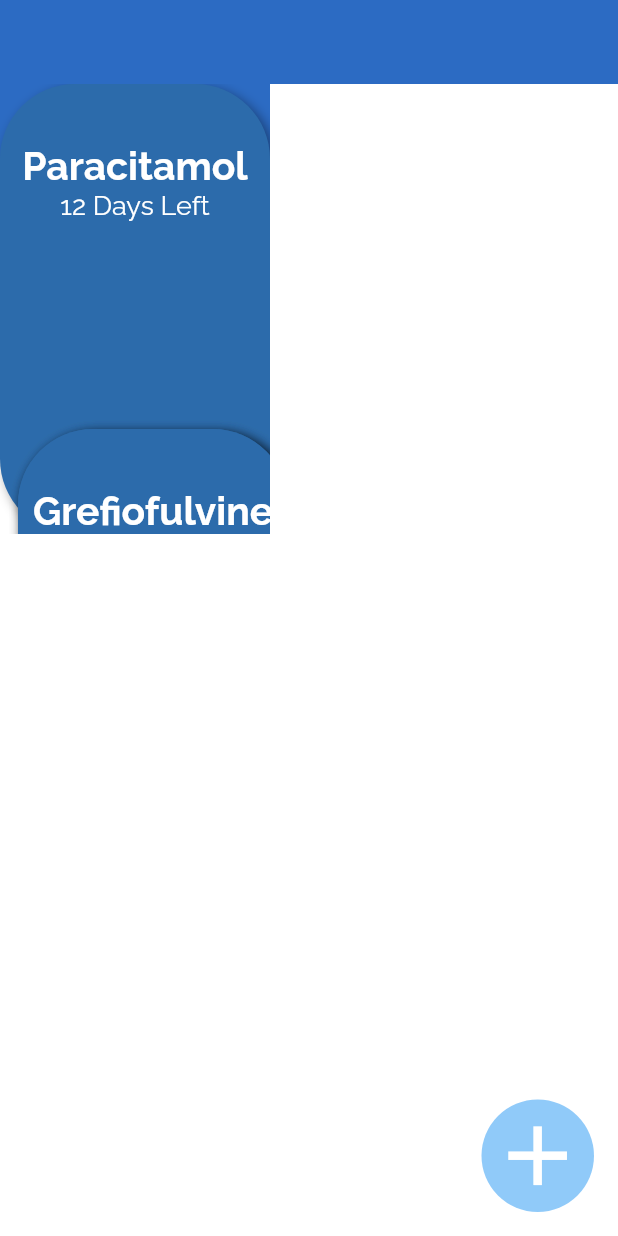
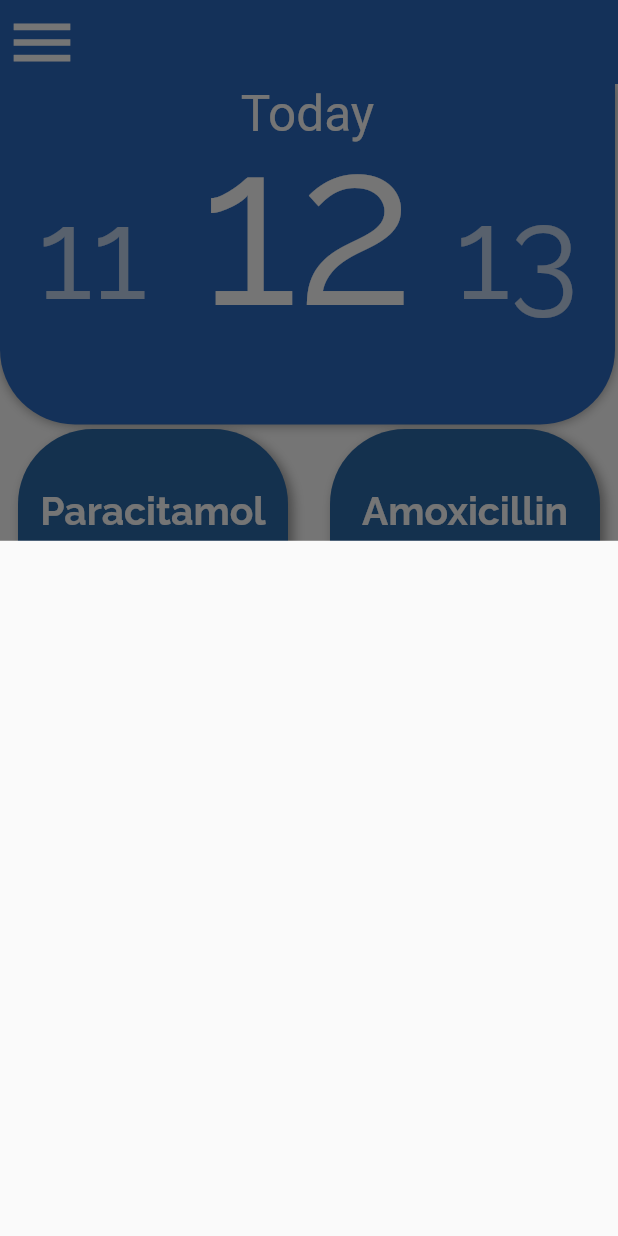
Before and after one commit to itsSandanuK/Project_Keptcription, a Flutter app: the screen it shows after launch, after a tap on the "add" icon, on a phone screen of 412 x 824 dp. Run offline on Flutter 3.47's test engine with Material 2 defaults, Android fonts, the phone set to English and light mode, and no system bars; Roboto replaces fonts that are missing (Raleway_SemiBold).

Commit message:
App bar date and menu button

```diff
--- a/lib/main.dart
+++ b/lib/main.dart
@@ -20,11 +20,17 @@ class _KeptCriptionState extends State<KeptCription> {
     return Scaffold(
       backgroundColor: Colors.white,
       appBar: AppBar(
-        title: Text(
-          " ",
-          style: TextStyle(color: Colors.white),
+        leading: Align(
+          alignment: Alignment(-0.00001, 0),
+          child: GestureDetector(
+            onTap: () {},
+            child: Icon(
+              Icons.menu,
+              color: Colors.white,
+              size: 50.0,
             ),
-        centerTitle: true,
+          ),
+        ),
         backgroundColor: Color.fromRGBO(44, 107, 195, 1),
         elevation: 0.0,
       ),
@@ -36,6 +42,58 @@ class _KeptCriptionState extends State<KeptCription> {
               child: Container(
                 width: 410.0,
                 height: 227.0,
+                child: Stack(children: <Widget>[
+                  Align(
+                    alignment: Alignment(0.00, -0.75),
+                    child: Text(
+                      "12",
+                      style: TextStyle(
+                        fontFamily: 'Raleway',
+                        color: Colors.white,
+                        fontSize: 150.0,
+                      ),
+                    ),
+                  ),
+                  Align(
+                    alignment: Alignment.topCenter,
+                    child: Text(
+                      "Today",
+                      style: TextStyle(
+                        fontFamily: 'Raleway_SemiBold',
+                        color: Colors.white,
+                        fontSize: 33.0,
+                      ),
+                    ),
+                  ),
+                  Opacity(
+                    opacity: 0.70,
+                    child: Align(
+                      alignment: Alignment(-0.85, 0.0009),
+                      child: Text(
+                        "11",
+                        style: TextStyle(
+                          fontFamily: 'Raleway',
+                          color: Colors.white,
+                          fontSize: 85.0,
+                        ),
+                      ),
+                    ),
+                  ),
+                  Opacity(
+                    opacity: 0.70,
+                    child: Align(
+                      alignment: Alignment(0.85, -0.0001),
+                      child: Text(
+                        "13",
+                        style: TextStyle(
+                          fontFamily: 'Raleway',
+                          color: Colors.white,
+                          fontSize: 85.0,
+                        ),
+                      ),
+                    ),
+                  ),
+                ]),
                 decoration: BoxDecoration(
                   color: Color.fromRGBO(44, 107, 195, 1),
                   borderRadius: BorderRadius.only(
@@ -50,9 +108,7 @@ class _KeptCriptionState extends State<KeptCription> {
                   ],
                 ),
               )),
-          SingleChildScrollView(
-            child: Container(
-              child: Positioned(
+          Positioned(
             //First Container
             top: 230.0,
             left: 12.0,
@@ -75,6 +131,8 @@ class _KeptCriptionState extends State<KeptCription> {
                 ),
                 Positioned(
                   top: 70.0,
+                  child: Opacity(
+                    opacity: 0.80,
                     child: Text(
                       "12 Days Left",
                       style: TextStyle(
@@ -83,6 +141,7 @@ class _KeptCriptionState extends State<KeptCription> {
                         fontSize: 18.0,
                       ),
                       textAlign: TextAlign.center,
+                    ),
                   ),
                 )
               ]),
@@ -103,12 +162,10 @@ class _KeptCriptionState extends State<KeptCription> {
               ),
             ),
           ),
-            ),
-          ),
           Positioned(
             //Second Container
             top: 230.0,
-            left: 12.0,
+            right: 12.0,
             child: Container(
               width: 180.0,
               height: 300.0,
@@ -128,6 +185,8 @@ class _KeptCriptionState extends State<KeptCription> {
                 ),
                 Positioned(
                   top: 70.0,
+                  child: Opacity(
+                    opacity: 0.80,
                     child: Text(
                       "6 Days Left",
                       style: TextStyle(
@@ -136,6 +195,7 @@ class _KeptCriptionState extends State<KeptCription> {
                         fontSize: 18.0,
                       ),
                       textAlign: TextAlign.center,
+                    ),
                   ),
                 )
               ]),
@@ -158,7 +218,7 @@ class _KeptCriptionState extends State<KeptCription> {
           ),
           Positioned(
             //Third Container
-            top: 230.0,
+            top: 535.0,
             left: 12.0,
             child: Container(
               width: 180.0,
@@ -179,6 +239,8 @@ class _KeptCriptionState extends State<KeptCription> {
                 ),
                 Positioned(
                   top: 70.0,
+                  child: Opacity(
+                    opacity: 0.80,
                     child: Text(
                       "6 Days Left",
                       style: TextStyle(
@@ -187,6 +249,7 @@ class _KeptCriptionState extends State<KeptCription> {
                         fontSize: 18.0,
                       ),
                       textAlign: TextAlign.center,
+                    ),
                   ),
                 )
               ]),
@@ -209,8 +272,8 @@ class _KeptCriptionState extends State<KeptCription> {
           ),
           Positioned(
             //Forth Container
-            top: 230.0,
-            left: 12.0,
+            top: 535.0,
+            right: 12.0,
             child: Container(
               width: 180.0,
               height: 300.0,
@@ -230,6 +293,8 @@ class _KeptCriptionState extends State<KeptCription> {
                 ),
                 Positioned(
                   top: 70.0,
+                  child: Opacity(
+                    opacity: 0.80,
                     child: Text(
                       "6 Days Left",
                       style: TextStyle(
@@ -238,6 +303,7 @@ class _KeptCriptionState extends State<KeptCription> {
                         fontSize: 18.0,
                       ),
                       textAlign: TextAlign.center,
+                    ),
                   ),
                 )
               ]),
@@ -267,7 +333,9 @@ class _KeptCriptionState extends State<KeptCription> {
             child: FittedBox(
               child: Positioned(
                 child: FloatingActionButton(
-                  onPressed: () {},
+                  onPressed: () {
+                    _mediAddBottomSheet(context);
+                  },
                   child: Icon(
                     Icons.add,
                     size: 50,
@@ -281,3 +349,16 @@ class _KeptCriptionState extends State<KeptCription> {
     );
   }
 }
+
+void _mediAddBottomSheet(context) {
+  showModalBottomSheet(
+      context: context,
+      builder: (BuildContext bc) {
+        return Container(
+          height: 500.0,
+          child: Stack(
+            children: <Widget>[],
+          ),
+        );
+      });
+}
```
Lines whose indentation alone changed are shown as unchanged.
